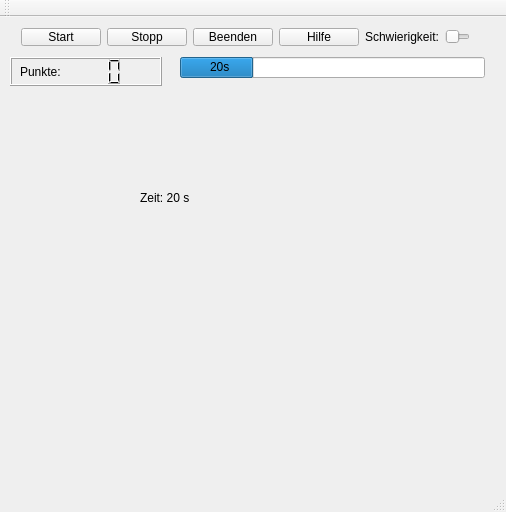
Before: the Qt Designer form QtDHBWscapes.ui in bernndd/QtDHBWscapes, drawn with Qt 5.
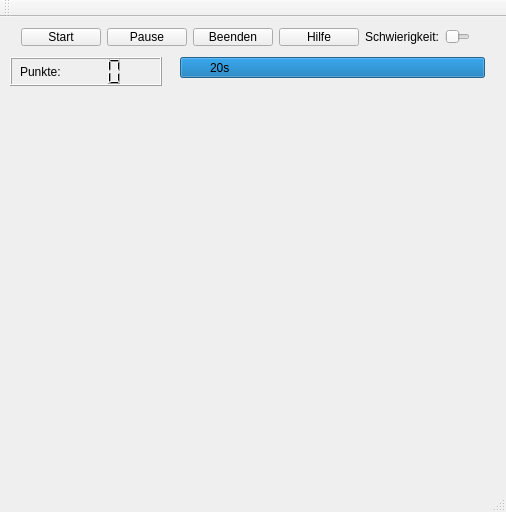
After: the same form once the commit is applied.

Commit message: Start Button Disabled and added Pause Button

Diff of the .ui file:
```diff
--- a/QtDHBWscapes.ui
+++ b/QtDHBWscapes.ui
@@ -52,7 +52,7 @@
      <item>
       <widget class="QPushButton" name="stoppButton">
        <property name="text">
-        <string>Stopp</string>
+        <string>Pause</string>
        </property>
       </widget>
      </item>
@@ -110,7 +110,7 @@
      </rect>
     </property>
     <property name="value">
-     <number>24</number>
+     <number>100</number>
     </property>
     <property name="textVisible">
      <bool>false</bool>
@@ -139,26 +139,13 @@
      </rect>
     </property>
    </widget>
-   <widget class="QLabel" name="label_2">
-    <property name="geometry">
-     <rect>
-      <x>140</x>
-      <y>170</y>
-      <width>61</width>
-      <height>21</height>
-     </rect>
-    </property>
-    <property name="text">
-     <string>Zeit: 20 s</string>
-    </property>
-   </widget>
    <widget class="QLabel" name="zeit">
     <property name="geometry">
      <rect>
       <x>210</x>
       <y>40</y>
-      <width>20</width>
-      <height>20</height>
+      <width>31</width>
+      <height>21</height>
      </rect>
     </property>
     <property name="text">
```
Left out of the diff: 11 changed lines with no effect on the pictures. The commit also changes 1 other file.
